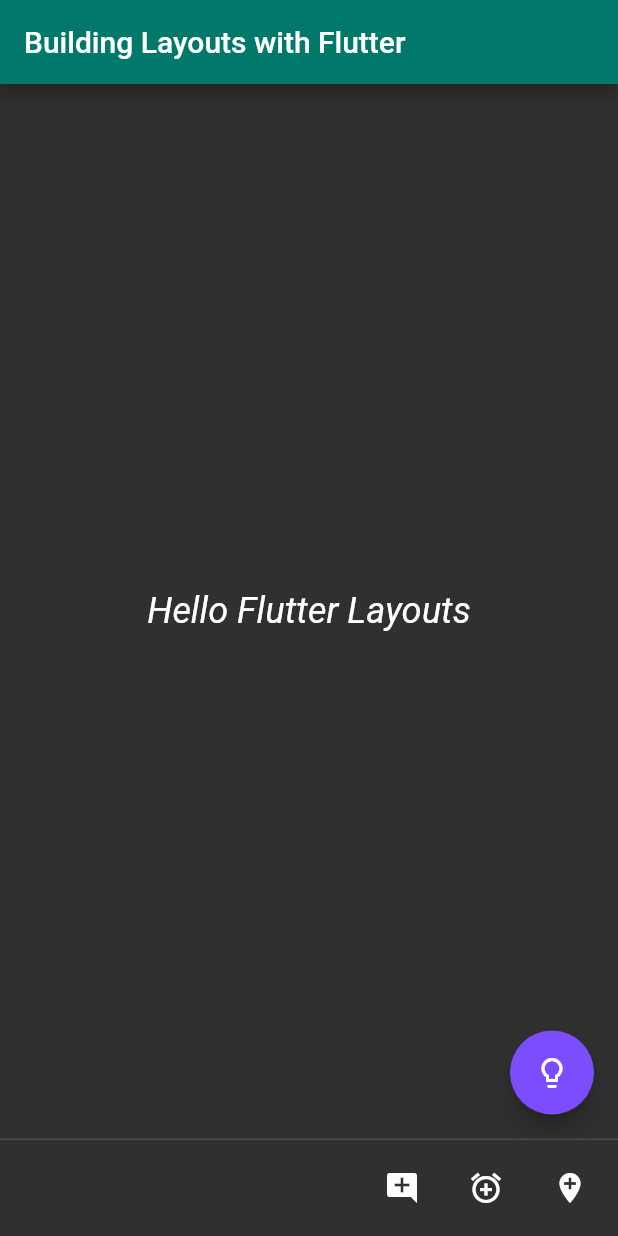
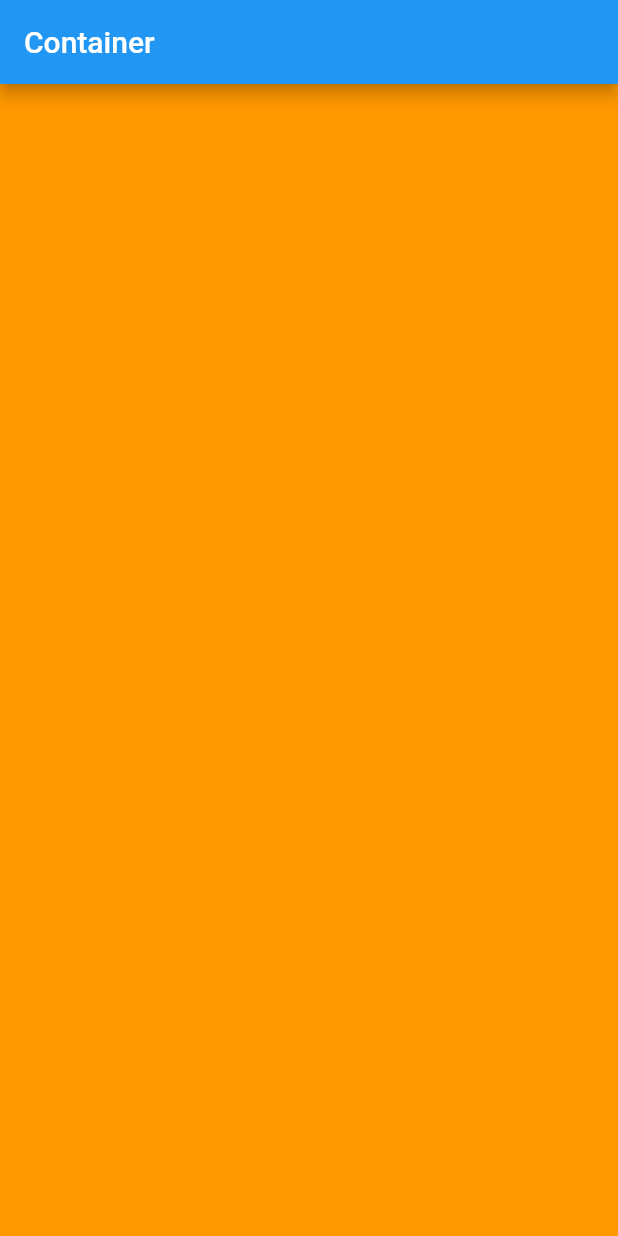
Before and after one commit to yvonmanzi/plurasight_apps, a Flutter app: the screen it shows after launch, on a phone screen of 412 x 824 dp. Run offline on Flutter 3.47's test engine with Material 2 defaults, Android fonts, the phone set to English and light mode, and no system bars.

Commit message:
first commit

```diff
--- a/lib/main.dart
+++ b/lib/main.dart
@@ -6,45 +6,11 @@ class MyApp extends StatelessWidget {
   @override
   Widget build(BuildContext context) {
     return MaterialApp(
-      theme: ThemeData(
-          brightness: Brightness.dark,
-          primaryColor: Color(0xff00796B),
-          accentColor: Color(0xff7C4DFF),
-          textTheme: TextTheme(
-              body1: TextStyle(
-            fontSize: 24,
-            fontStyle: FontStyle.italic,
-          ))),
-      home: Scaffold(
-        appBar: AppBar(
-          title: Text("Building Layouts with Flutter"),
-        ),
-        body: Center(
-          child: Text(
-            "Hello Flutter Layouts",
-          ),
-        ),
-        floatingActionButton: FloatingActionButton(
-          child: Icon(Icons.lightbulb_outline),
-          onPressed: () {
-            print("you rang");
-          },
-        ),
-        persistentFooterButtons: <Widget>[
-          IconButton(
-            icon: Icon(Icons.add_comment),
-            onPressed: () {},
-          ),
-          IconButton(
-            icon: Icon(Icons.add_alarm),
-            onPressed: () {},
-          ),
-          IconButton(
-            icon: Icon(Icons.add_location),
-            onPressed: () {},
-          ),
-        ],
-      ),
-    );
+        title: "Container App",
+        home: Scaffold(
+            appBar: AppBar(title: Text("Container")),
+            body: Container(
+              color: Colors.orange,
+            )));
   }
 }
```
